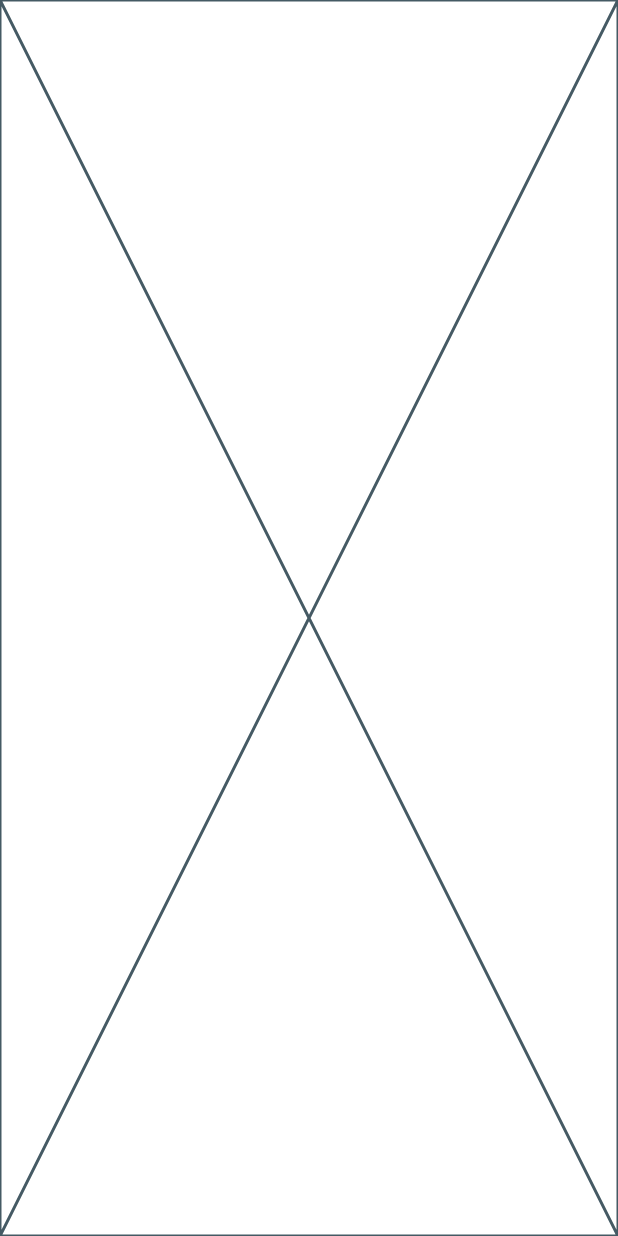
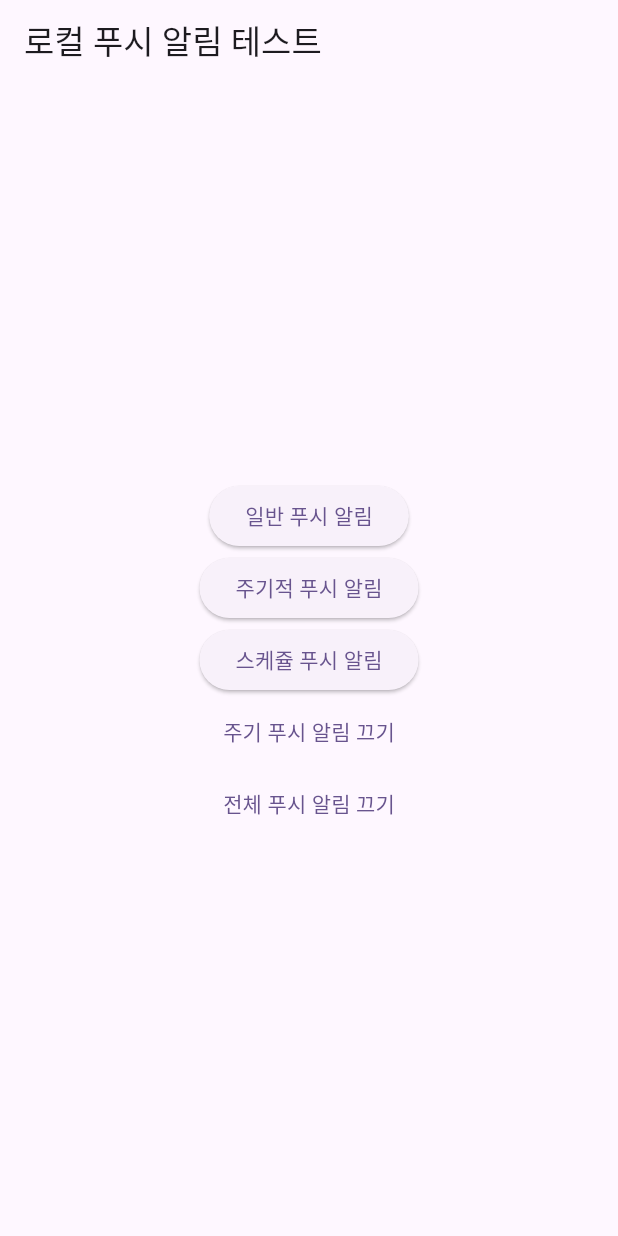
Before and after one commit to KimHyunSookhs/push_alarm, a Flutter app: the screen it shows after launch, on a phone screen of 412 x 824 dp. Run offline on Flutter 3.47's test engine with Material 3 defaults, Android fonts, the phone set to English and light mode, and no system bars; our stand-ins replace flutter_local_notifications, timezone.

Commit message:
fix : 패키지 선언 오류 해결

```diff
--- a/lib/home_page.dart
+++ b/lib/home_page.dart
@@ -1,10 +1,88 @@
 import 'package:flutter/material.dart';
+import 'package:local_notification/loaclpushnotifications.dart';
 
-class HomePage extends StatelessWidget {
+class HomePage extends StatefulWidget {
   const HomePage({super.key});
 
   @override
+  State<HomePage> createState() => _HomePageState();
+}
+
+class _HomePageState extends State<HomePage> {
+  @override
+  @override
+  void initState() {
+    listenNotifications();
+    super.initState();
+  }
+
+  void listenNotifications() {
+    LocalPushNotifications.notificationStream.stream.listen((String? payload) {
+      if (payload != null) {
+        print('Received payload : $payload');
+        Navigator.pushNamed(context, '/message', arguments: payload);
+      }
+    });
+  }
+
+  @override
+  void dispose() {
+    super.dispose();
+  }
+
+  @override
   Widget build(BuildContext context) {
-    return const Placeholder();
+    return Scaffold(
+      appBar: AppBar(title: const Text('로컬 푸시 알림 테스트')),
+      body: Center(
+        child: Column(
+          mainAxisAlignment: MainAxisAlignment.center,
+          children: [
+            ElevatedButton(
+              onPressed: () {
+                LocalPushNotifications.showSimpleNotification(
+                  title: "일반 푸시 알림 제목",
+                  body: "일반 푸시 알림 바디",
+                  payload: "일반 푸시 알림 데이터",
+                );
+              },
+              child: const Text('일반 푸시 알림'),
+            ),
+            ElevatedButton(
+              onPressed: () {
+                LocalPushNotifications.showPeriodicNotifications(
+                  title: "주기적 푸시 알림 제목",
+                  body: "주기적 푸시 알림 바디",
+                  payload: "주기적 푸시 알림 데이터",
+                );
+              },
+              child: const Text('주기적 푸시 알림'),
+            ),
+            ElevatedButton(
+              onPressed: () {
+                LocalPushNotifications.showScheduleNotification(
+                  title: "스케쥴 푸시 알림 제목",
+                  body: "스케쥴 푸시 알림 바디",
+                  payload: "스케쥴 푸시 알림 데이터",
+                );
+              },
+              child: const Text("스케쥴 푸시 알림"),
+            ),
+            TextButton(
+              onPressed: () {
+                LocalPushNotifications.cancel(1);
+              },
+              child: Text('주기 푸시 알림 끄기'),
+            ),
+            TextButton(
+              onPressed: () {
+                LocalPushNotifications.cancelAll();
+              },
+              child: Text('전체 푸시 알림 끄기'),
+            ),
+          ],
+        ),
+      ),
+    );
   }
 }
--- a/lib/loaclpushnotifications.dart
+++ b/lib/loaclpushnotifications.dart
@@ -146,7 +146,7 @@ class LocalPushNotifications {
   }
 
   //푸시 알림 전체 취소
-  static Future cancelAll(int id) async {
+  static Future cancelAll() async {
     await _flutterLocalNotificationsPlugin.cancelAll();
   }
 }
```
Also changed, not shown: 2 other files.
